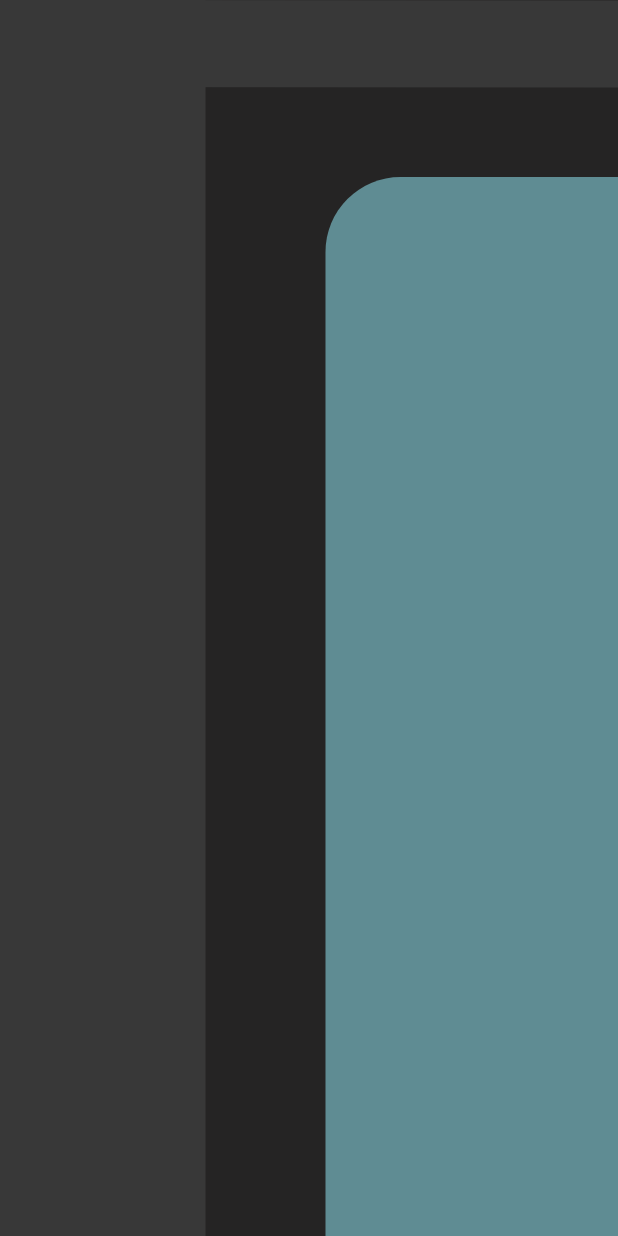
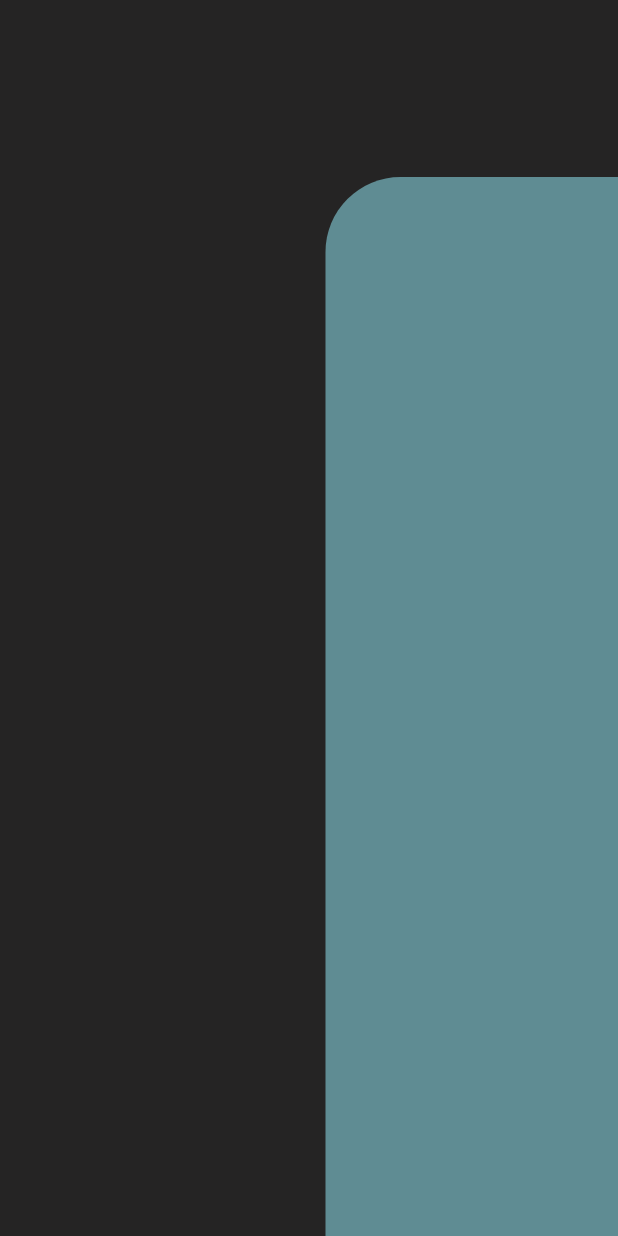
Before and after one commit to pratyushV-l/cardflash, a Flutter app: the screen it shows after launch, on a phone screen of 412 x 824 dp. Run offline on Flutter 3.47's test engine with Material 3 defaults, Android fonts, the phone set to English and light mode, and no system bars.

Commit message:
works checkpoint

```diff
--- a/lib/main.dart
+++ b/lib/main.dart
@@ -85,48 +85,6 @@ class Page1 extends StatelessWidget {
                   ),
                 ),
               ),
-              Positioned(
-                left: 0,
-                top: 0,
-                child: Container(
-                  width: 137,
-                  height: 1080,
-                  decoration: const BoxDecoration(color: Color(0xFF383838)),
-                ),
-              ),
-              Positioned(
-                left: 1783,
-                top: 40,
-                child: Container(
-                  width: 137,
-                  height: 1080,
-                  decoration: const BoxDecoration(color: Color(0xFF383838)),
-                ),
-              ),
-              Positioned(
-                left: 0,
-                top: 58,
-                child: Transform(
-                  transform: Matrix4.identity()..translate(0.0, 0.0)..rotateZ(-1.57),
-                  child: Container(
-                    width: 58,
-                    height: 1920,
-                    decoration: const BoxDecoration(color: Color(0xFF383838)),
-                  ),
-                ),
-              ),
-              Positioned(
-                left: 0,
-                top: 1080,
-                child: Transform(
-                  transform: Matrix4.identity()..translate(0.0, 0.0)..rotateZ(-1.57),
-                  child: Container(
-                    width: 58,
-                    height: 1920,
-                    decoration: const BoxDecoration(color: Color(0xFF383838)),
-                  ),
-                ),
-              ),
               const Positioned(
                 left: 941,
                 top: 58,
```
